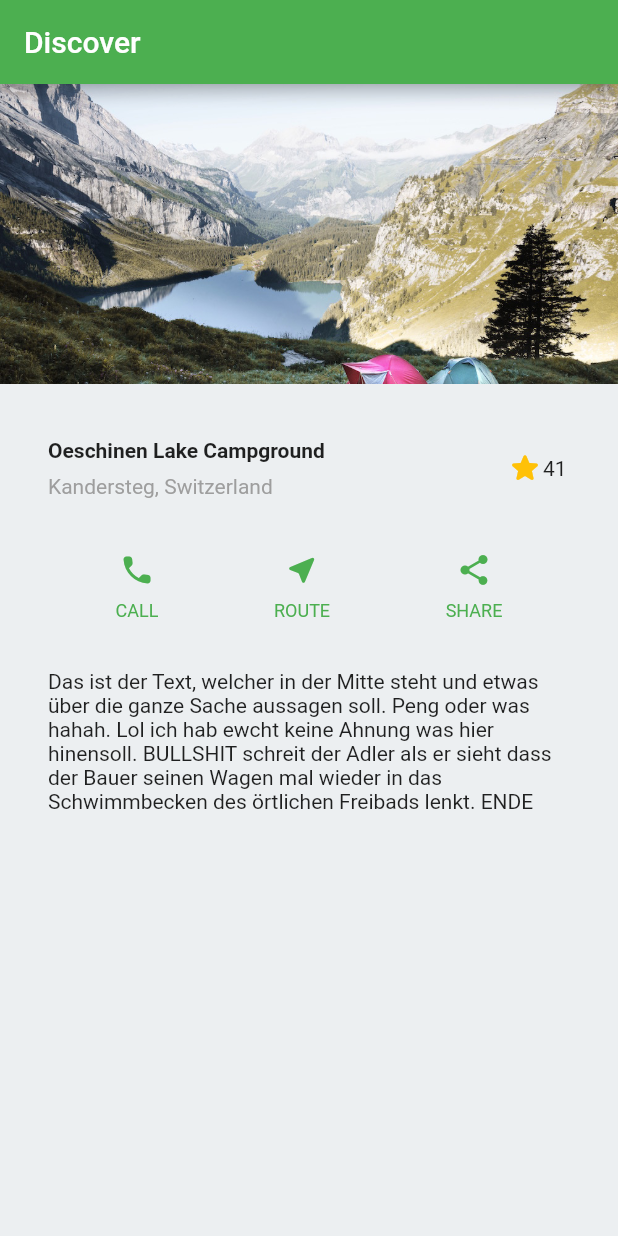
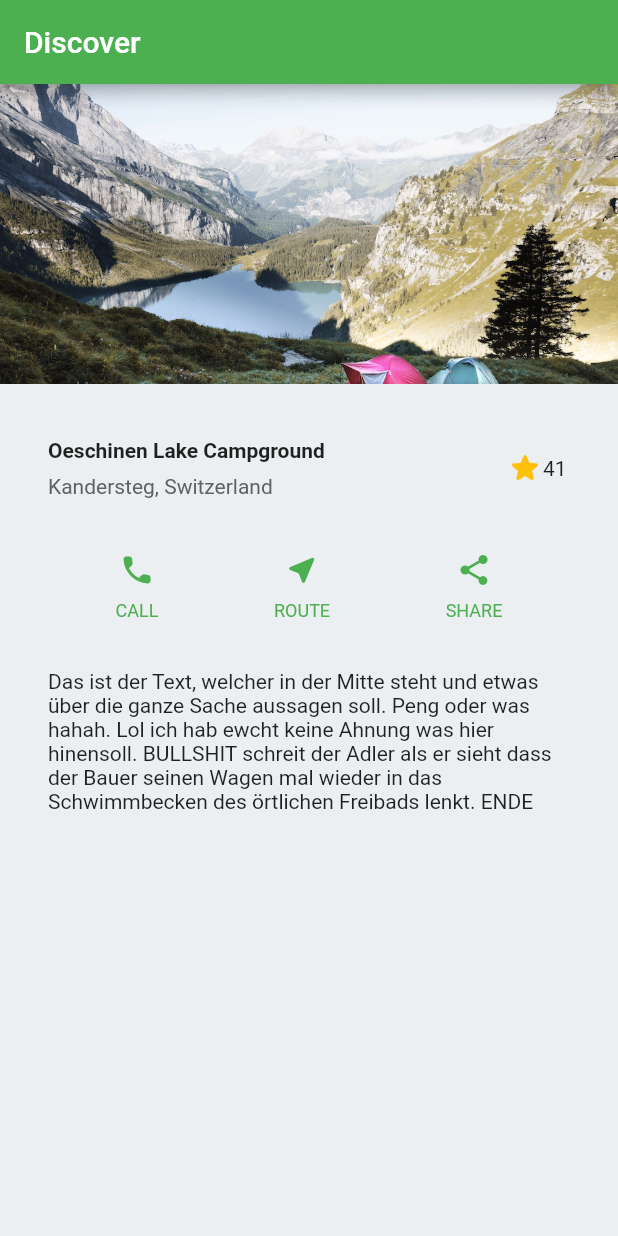
Before and after one commit to Niklas003/FlutterTutorials, a Flutter app: the screen it shows after launch, on a phone screen of 412 x 824 dp. Run offline on Flutter 3.47's test engine with Material 2 defaults, Android fonts, the light colour scheme and no system bars.

Commit message:
cause every little change is gonna be alright

```diff
--- a/lib/title.dart
+++ b/lib/title.dart
@@ -23,7 +23,7 @@ Widget titleSection = Container(
             Text(
               'Kandersteg, Switzerland',
               style: TextStyle(
-                color: Colors.grey[500],
+                color: Colors.grey[700],
               ),
             ),
           ],
```
